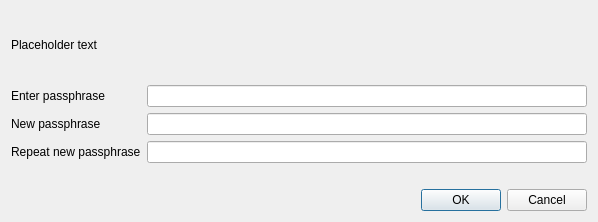
First picture: the form in src/qt/forms/askpassphrasedialog.ui, repository noirofficial/noir, before the edit.
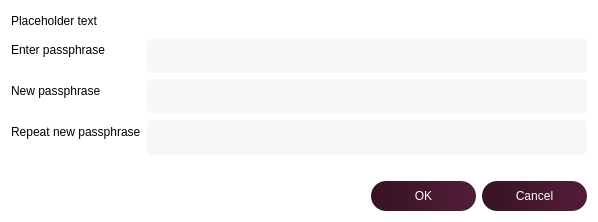
Second picture: the form after the edit.

What changed in the file:
```diff
--- a/src/qt/forms/askpassphrasedialog.ui
+++ b/src/qt/forms/askpassphrasedialog.ui
@@ -25,6 +25,9 @@
   <property name="windowTitle">
    <string>Passphrase Dialog</string>
   </property>
+  <property name="styleSheet">
+   <string notr="true">background-color:white;</string>
+  </property>
   <layout class="QVBoxLayout" name="verticalLayout">
    <property name="sizeConstraint">
     <enum>QLayout::SetMinimumSize</enum>
@@ -59,6 +62,14 @@
      </item>
      <item row="0" column="1">
       <widget class="QLineEdit" name="passEdit1">
+       <property name="styleSheet">
+        <string notr="true">background-color:rgba(247, 247, 247, 250);
+height: 35px;
+border-radius:5px;
+border-style:solid;
+border-color:gray;
+border-width:thin;</string>
+       </property>
        <property name="echoMode">
         <enum>QLineEdit::Password</enum>
        </property>
@@ -73,6 +84,14 @@
      </item>
      <item row="1" column="1">
       <widget class="QLineEdit" name="passEdit2">
+       <property name="styleSheet">
+        <string notr="true">background-color:rgba(247, 247, 247, 250);
+height: 35px;
+border-radius:5px;
+border-style:solid;
+border-color:gray;
+border-width:thin;</string>
+       </property>
        <property name="echoMode">
         <enum>QLineEdit::Password</enum>
        </property>
@@ -87,6 +106,14 @@
      </item>
      <item row="2" column="1">
       <widget class="QLineEdit" name="passEdit3">
+       <property name="styleSheet">
+        <string notr="true">background-color:rgba(247, 247, 247, 250);
+height: 35px;
+border-radius:5px;
+border-style:solid;
+border-color:gray;
+border-width:thin;</string>
+       </property>
        <property name="echoMode">
         <enum>QLineEdit::Password</enum>
        </property>
@@ -112,6 +139,13 @@
    </item>
    <item>
     <widget class="QDialogButtonBox" name="buttonBox">
+     <property name="styleSheet">
+      <string notr="true">background: QLinearGradient(x1: 0, y1: 0, x2: 1, y2: 0, stop: 0 #361423, stop: 1 #531c38);
+color: white;
+border-radius:15px;
+height:30px;
+width:105px;</string>
+     </property>
      <property name="orientation">
       <enum>Qt::Horizontal</enum>
      </property>
```
